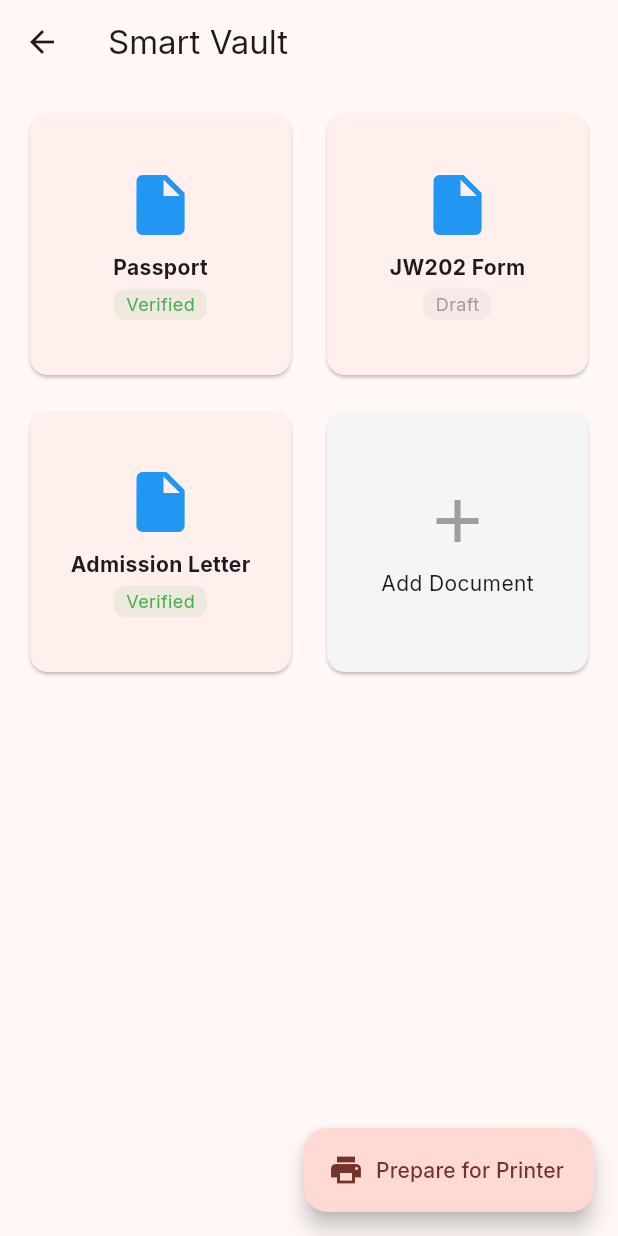
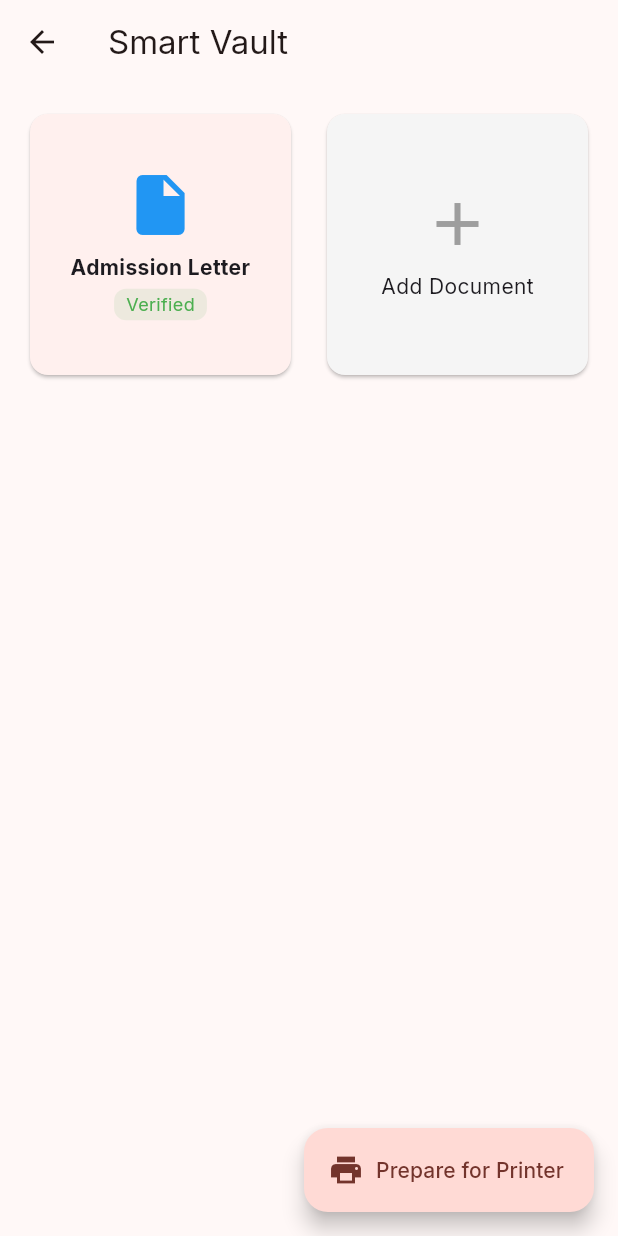
Before and after one commit to alauddinGen-Z/china_ready, a Flutter app: the screen it shows after launch, after a tap on the "folder special" icon, on a phone screen of 412 x 824 dp. Run offline on Flutter 3.47's test engine with Material 3 defaults, Android fonts, the phone set to English and light mode, and no system bars; our stand-ins replace google_fonts.

Commit message:
Implement State Management and connect Journey Map to Vault

```diff
--- a/lib/main.dart
+++ b/lib/main.dart
@@ -1,5 +1,7 @@
 import 'package:flutter/material.dart';
 import 'package:google_fonts/google_fonts.dart';
+import 'package:provider/provider.dart';
+import 'providers/journey_provider.dart';
 import 'screens/journey_map_screen.dart';
 
 void main() {
@@ -11,7 +13,11 @@ class ChinaReadyApp extends StatelessWidget {
 
   @override
   Widget build(BuildContext context) {
-    return MaterialApp(
+    return MultiProvider(
+      providers: [
+        ChangeNotifierProvider(create: (_) => JourneyProvider()),
+      ],
+      child: MaterialApp(
         title: 'ChinaReady',
         theme: ThemeData(
           colorScheme: ColorScheme.fromSeed(seedColor: const Color(0xFFE60012)), // China Red
@@ -19,6 +25,7 @@ class ChinaReadyApp extends StatelessWidget {
           textTheme: GoogleFonts.interTextTheme(),
         ),
         home: const JourneyMapScreen(),
+      ),
     );
   }
 }
--- /dev/null
+++ b/lib/providers/journey_provider.dart
@@ -0,0 +1,69 @@
+import 'package:flutter/material.dart';
+import '../models/journey_step.dart';
+
+class JourneyProvider with ChangeNotifier {
+  // Hardcoded initial steps
+  final List<JourneyStep> _steps = [
+    JourneyStep(
+      id: '1',
+      title: 'Accepted',
+      description: 'You have your Admission Letter.',
+      status: JourneyStatus.completed,
+      subTasks: ['Check admission letter details', 'Confirm acceptance'],
+      requiredDocuments: {'Admission Letter': 2},
+    ),
+    JourneyStep(
+      id: '2',
+      title: 'The JW Form',
+      description: 'The most confusing document.',
+      status: JourneyStatus.active,
+      subTasks: ['Receive JW202/JW201 Form', 'Verify personal details'],
+      requiredDocuments: {'JW202 Form': 2, 'Passport': 5},
+    ),
+    JourneyStep(
+      id: '3',
+      title: 'Visa Application',
+      description: 'COVA form & Embassy appointment.',
+      status: JourneyStatus.locked,
+      subTasks: ['Fill COVA form', 'Book appointment', 'Take visa photo'],
+    ),
+    JourneyStep(
+      id: '4',
+      title: 'Flight & Packing',
+      description: 'Pre-departure preparation.',
+      status: JourneyStatus.locked,
+      subTasks: ['Book flight', 'Pack essentials', 'Buy VPN'],
+    ),
+    JourneyStep(
+      id: '5',
+      title: 'The Landing',
+      description: 'Police Registration & Sim Card.',
+      status: JourneyStatus.locked,
+      subTasks: ['Register with police', 'Get SIM card', 'Open bank account'],
+    ),
+  ];
+
+  // Track uploaded documents: { 'Document Name': isVerified }
+  final Map<String, bool> _uploadedDocuments = {
+    'Admission Letter': true, // Already uploaded
+  };
+
+  List<JourneyStep> get steps => _steps;
+  Map<String, bool> get uploadedDocuments => _uploadedDocuments;
+
+  void uploadDocument(String docName) {
+    _uploadedDocuments[docName] = false; // Default to 'Draft' (false)
+    notifyListeners();
+  }
+
+  void verifyDocument(String docName) {
+    if (_uploadedDocuments.containsKey(docName)) {
+      _uploadedDocuments[docName] = true;
+      notifyListeners();
+    }
+  }
+
+  bool isDocumentUploaded(String docName) {
+    return _uploadedDocuments.containsKey(docName);
+  }
+}
--- a/lib/screens/journey_map_screen.dart
+++ b/lib/screens/journey_map_screen.dart
@@ -1,55 +1,12 @@
 import 'package:flutter/material.dart';
+import 'package:provider/provider.dart';
 import '../models/journey_step.dart';
+import '../providers/journey_provider.dart';
 import '../widgets/copy_badge.dart';
 import 'smart_vault_screen.dart';
 
-class JourneyMapScreen extends StatefulWidget {
+class JourneyMapScreen extends StatelessWidget {
   const JourneyMapScreen({super.key});
-
-  @override
-  State<JourneyMapScreen> createState() => _JourneyMapScreenState();
-}
-
-class _JourneyMapScreenState extends State<JourneyMapScreen> {
-  final List<JourneyStep> _steps = [
-    JourneyStep(
-      id: '1',
-      title: 'Accepted',
-      description: 'You have your Admission Letter.',
-      status: JourneyStatus.completed,
-      subTasks: ['Check admission letter details', 'Confirm acceptance'],
-      requiredDocuments: {'Admission Letter': 2},
-    ),
-    JourneyStep(
-      id: '2',
-      title: 'The JW Form',
-      description: 'The most confusing document.',
-      status: JourneyStatus.active,
-      subTasks: ['Receive JW202/JW201 Form', 'Verify personal details'],
-      requiredDocuments: {'JW202 Form': 2, 'Passport': 5},
-    ),
-    JourneyStep(
-      id: '3',
-      title: 'Visa Application',
-      description: 'COVA form & Embassy appointment.',
-      status: JourneyStatus.locked,
-      subTasks: ['Fill COVA form', 'Book appointment', 'Take visa photo'],
-    ),
-    JourneyStep(
-      id: '4',
-      title: 'Flight & Packing',
-      description: 'Pre-departure preparation.',
-      status: JourneyStatus.locked,
-      subTasks: ['Book flight', 'Pack essentials', 'Buy VPN'],
-    ),
-    JourneyStep(
-      id: '5',
-      title: 'The Landing',
-      description: 'Police Registration & Sim Card.',
-      status: JourneyStatus.locked,
-      subTasks: ['Register with police', 'Get SIM card', 'Open bank account'],
-    ),
-  ];
 
   @override
   Widget build(BuildContext context) {
@@ -68,18 +25,22 @@ class _JourneyMapScreenState extends State<JourneyMapScreen> {
           ),
         ],
       ),
-      body: ListView.builder(
-        padding: const EdgeInsets.all(16),
-        itemCount: _steps.length,
-        itemBuilder: (context, index) {
-          final step = _steps[index];
-          return _buildStepCard(step, index == _steps.length - 1);
+      body: Consumer<JourneyProvider>(
+        builder: (context, provider, child) {
+          return ListView.builder(
+            padding: const EdgeInsets.all(16),
+            itemCount: provider.steps.length,
+            itemBuilder: (context, index) {
+              final step = provider.steps[index];
+              return _buildStepCard(context, step, index == provider.steps.length - 1);
+            },
+          );
         },
       ),
     );
   }
 
-  Widget _buildStepCard(JourneyStep step, bool isLast) {
+  Widget _buildStepCard(BuildContext context, JourneyStep step, bool isLast) {
     final isLocked = step.status == JourneyStatus.locked;
 
     return IntrinsicHeight(
@@ -159,9 +120,20 @@ class _JourneyMapScreenState extends State<JourneyMapScreen> {
                               spacing: 8,
                               runSpacing: 8,
                               children: step.requiredDocuments.entries.map((e) {
-                                return CopyBadge(
-                                  documentName: e.key,
-                                  count: e.value,
+                                final isUploaded = Provider.of<JourneyProvider>(context).isDocumentUploaded(e.key);
+                                return Stack(
+                                  children: [
+                                    CopyBadge(
+                                      documentName: e.key,
+                                      count: e.value,
+                                    ),
+                                    if (isUploaded)
+                                      const Positioned(
+                                        right: 0,
+                                        top: 0,
+                                        child: Icon(Icons.check_circle, size: 12, color: Colors.green),
+                                      ),
+                                  ],
                                 );
                               }).toList(),
                             ),
@@ -170,7 +142,7 @@ class _JourneyMapScreenState extends State<JourneyMapScreen> {
                           if (step.status == JourneyStatus.active)
                             ElevatedButton.icon(
                               onPressed: () {
-                                // Upload logic
+                                _showUploadDialog(context, step);
                               },
                               icon: const Icon(Icons.upload_file),
                               label: const Text('Upload Documents'),
@@ -188,6 +160,30 @@ class _JourneyMapScreenState extends State<JourneyMapScreen> {
     );
   }
 
+  void _showUploadDialog(BuildContext context, JourneyStep step) {
+    showDialog(
+      context: context,
+      builder: (context) => SimpleDialog(
+        title: const Text('Select Document to Upload'),
+        children: step.requiredDocuments.keys.map((docName) {
+          return SimpleDialogOption(
+            onPressed: () {
+              Provider.of<JourneyProvider>(context, listen: false).uploadDocument(docName);
+              Navigator.pop(context);
+              ScaffoldMessenger.of(context).showSnackBar(
+                SnackBar(content: Text('$docName uploaded to Smart Vault!')),
+              );
+            },
+            child: Padding(
+              padding: const EdgeInsets.symmetric(vertical: 8),
+              child: Text(docName),
+            ),
+          );
+        }).toList(),
+      ),
+    );
+  }
+
   IconData _getIconForStep(String id) {
     switch (id) {
       case '1': return Icons.school;
--- a/lib/screens/smart_vault_screen.dart
+++ b/lib/screens/smart_vault_screen.dart
@@ -1,4 +1,6 @@
 import 'package:flutter/material.dart';
+import 'package:provider/provider.dart';
+import '../providers/journey_provider.dart';
 
 class SmartVaultScreen extends StatelessWidget {
   const SmartVaultScreen({super.key});
@@ -9,21 +11,33 @@ class SmartVaultScreen extends StatelessWidget {
       appBar: AppBar(
         title: const Text('Smart Vault'),
       ),
-      body: GridView.count(
-        crossAxisCount: 2,
-        padding: const EdgeInsets.all(16),
-        mainAxisSpacing: 16,
-        crossAxisSpacing: 16,
-        children: [
-          _buildDocCard('Passport', 'Verified', Colors.green),
-          _buildDocCard('JW202 Form', 'Draft', Colors.grey),
-          _buildDocCard('Admission Letter', 'Verified', Colors.green),
-          _buildAddCard(),
-        ],
+      body: Consumer<JourneyProvider>(
+        builder: (context, provider, child) {
+          final docs = provider.uploadedDocuments;
+          return GridView.builder(
+            padding: const EdgeInsets.all(16),
+            gridDelegate: const SliverGridDelegateWithFixedCrossAxisCount(
+              crossAxisCount: 2,
+              mainAxisSpacing: 16,
+              crossAxisSpacing: 16,
+            ),
+            itemCount: docs.length + 1, // +1 for Add button
+            itemBuilder: (context, index) {
+              if (index == docs.length) {
+                return _buildAddCard();
+              }
+              final docName = docs.keys.elementAt(index);
+              final isVerified = docs.values.elementAt(index);
+              return _buildDocCard(docName, isVerified ? 'Verified' : 'Draft', isVerified ? Colors.green : Colors.grey);
+            },
+          );
+        },
       ),
       floatingActionButton: FloatingActionButton.extended(
         onPressed: () {
-          // Print prep logic
+          ScaffoldMessenger.of(context).showSnackBar(
+            const SnackBar(content: Text('Generating PDF Bundle... (Mock)')),
+          );
         },
         icon: const Icon(Icons.print),
         label: const Text('Prepare for Printer'),
@@ -38,7 +52,7 @@ class SmartVaultScreen extends StatelessWidget {
         children: [
           const Icon(Icons.insert_drive_file, size: 48, color: Colors.blue),
           const SizedBox(height: 8),
-          Text(title, style: const TextStyle(fontWeight: FontWeight.bold)),
+          Text(title, style: const TextStyle(fontWeight: FontWeight.bold), textAlign: TextAlign.center),
           const SizedBox(height: 4),
           Container(
             padding: const EdgeInsets.symmetric(horizontal: 8, vertical: 2),
```
Lines whose indentation alone changed are shown as unchanged.
